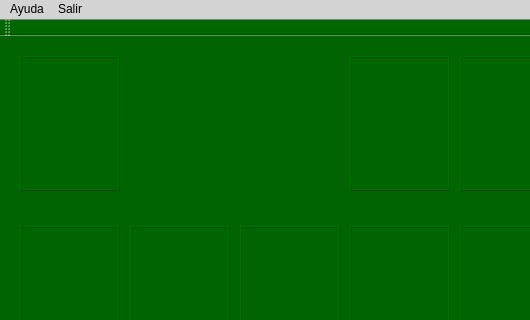
Before: the Qt Designer form mainwindow.ui in jimmybanegas/Solitario, drawn with Qt 5; both pictures show x 0 to 530 and y 0 to 320 of the 800 by 550 pixel window.
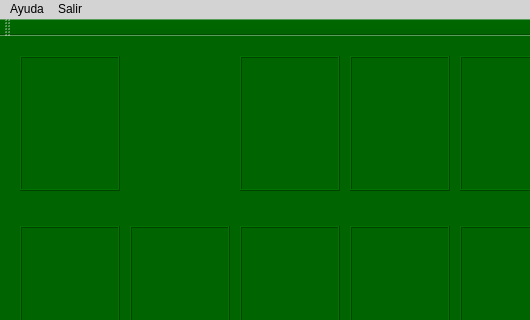
After: the same form once the commit is applied. Icons and pictures are not drawn.

What changed in the file:
```diff
--- a/mainwindow.ui
+++ b/mainwindow.ui
@@ -55,7 +55,44 @@
      <enum>QFrame::Raised</enum>
     </property>
    </widget>
-   <widget class="QFrame" name="frame_2">
+   <widget class="QLabel" name="label_2">
+    <property name="geometry">
+     <rect>
+      <x>240</x>
+      <y>20</y>
+      <width>100</width>
+      <height>135</height>
+     </rect>
+    </property>
+    <property name="minimumSize">
+     <size>
+      <width>100</width>
+      <height>135</height>
+     </size>
+    </property>
+    <property name="maximumSize">
+     <size>
+      <width>100</width>
+      <height>135</height>
+     </size>
+    </property>
+    <property name="acceptDrops">
+     <bool>true</bool>
+    </property>
+    <property name="autoFillBackground">
+     <bool>false</bool>
+    </property>
+    <property name="frameShape">
+     <enum>QFrame::Box</enum>
+    </property>
+    <property name="frameShadow">
+     <enum>QFrame::Raised</enum>
+    </property>
+    <property name="text">
+     <string/>
+    </property>
+   </widget>
+   <widget class="QLabel" name="label_3">
     <property name="geometry">
      <rect>
       <x>350</x>
```
Left out of the diff: 202 changed lines with no effect on the pictures.
